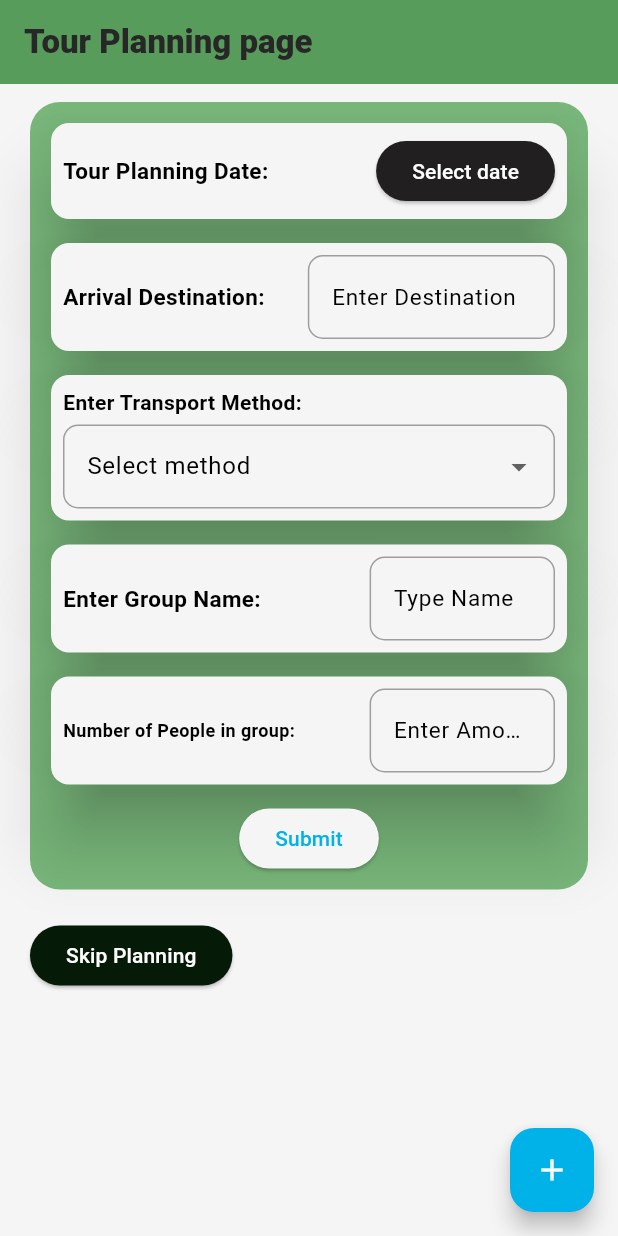
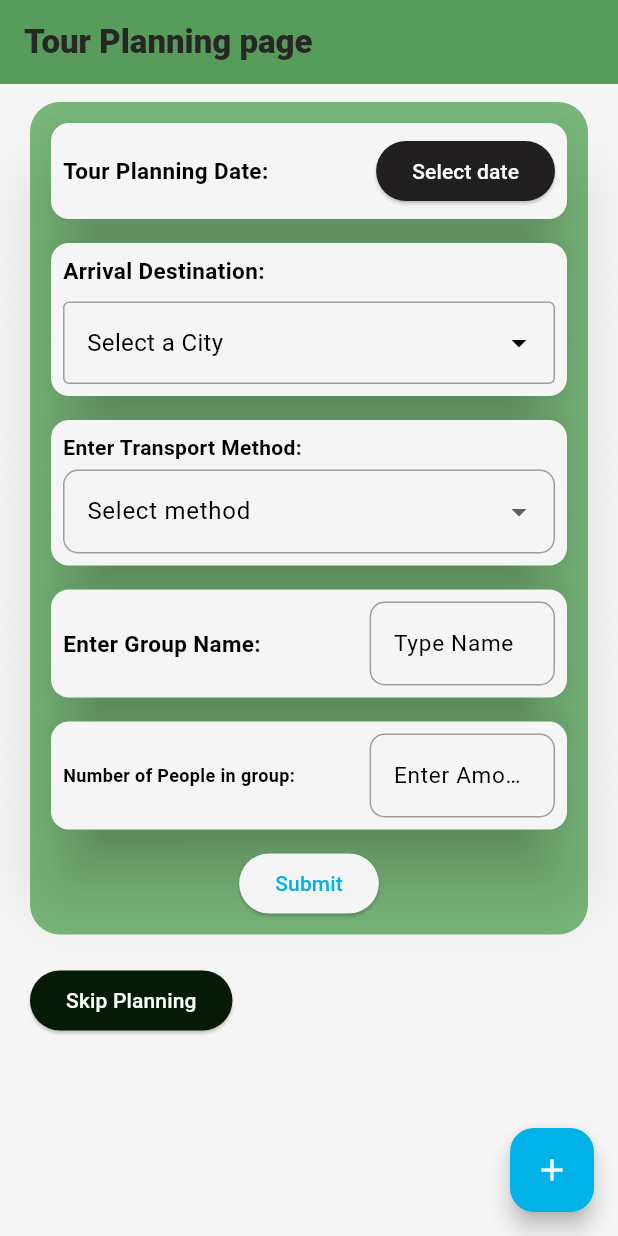
Before and after one commit to Vinuz47/TourEase, a Flutter app: the screen it shows after launch, on a phone screen of 412 x 824 dp. Run offline on Flutter 3.47's test engine with Material 3 defaults, Android fonts, the phone set to English and light mode, and no system bars; drawn by our look-alikes of auto_size_text, dropdown_search; our stand-ins replace cloud_firestore, firebase_core, fl_chart, flutter_colorpicker; missing offline and left inert: font_awesome_icon_class; accounts and stored records are empty.

Commit message:
destination list ui change

```diff
--- /dev/null
+++ b/lib/data/city_data.dart
@@ -0,0 +1,37 @@
+import 'package:data_management_project/data/city_model.dart';
+
+List<City> cities = [
+  City(name: "Colombo", longitude: 79.899994, latitude: 7.0),
+  City(name: "Mount Lavinia", longitude: 79.899994, latitude: 6.9000015),
+  City(name: "Kesbewa", longitude: 79.899994, latitude: 6.800003),
+  City(name: "Moratuwa", longitude: 79.899994, latitude: 6.800003),
+  City(name: "Maharagama", longitude: 79.899994, latitude: 6.800003),
+  City(name: "Ratnapura", longitude: 80.30002, latitude: 6.800003),
+  City(name: "Kandy", longitude: 80.600006, latitude: 7.300003),
+  City(name: "Negombo", longitude: 79.899994, latitude: 7.0999985),
+  City(
+      name: "Sri Jayewardenepura Kotte",
+      longitude: 79.899994,
+      latitude: 6.9000015),
+  City(name: "Kalmunai", longitude: 81.80002, latitude: 7.4000015),
+  City(name: "Trincomalee", longitude: 81.20001, latitude: 8.599998),
+  City(name: "Galle", longitude: 80.20001, latitude: 6.0999985),
+  City(name: "Jaffna", longitude: 80.0, latitude: 9.700005),
+  City(name: "Athurugiriya", longitude: 79.899994, latitude: 6.9000015),
+  City(name: "Weligama", longitude: 80.399994, latitude: 6.0),
+  City(name: "Matara", longitude: 80.399994, latitude: 6.0),
+  City(name: "Kolonnawa", longitude: 79.899994, latitude: 6.9000015),
+  City(name: "Gampaha", longitude: 80.0, latitude: 7.0999985),
+  City(name: "Puttalam", longitude: 79.80002, latitude: 8.0),
+  City(name: "Badulla", longitude: 81.100006, latitude: 7.0999985),
+  City(name: "Kalutara", longitude: 80.0, latitude: 6.5999985),
+  City(name: "Bentota", longitude: 80.0, latitude: 6.5),
+  City(name: "Matale", longitude: 80.600006, latitude: 7.5999985),
+  City(name: "Mannar", longitude: 80.0, latitude: 8.900002),
+  City(name: "Pothuhera", longitude: 80.30002, latitude: 7.4000015),
+  City(name: "Kurunegala", longitude: 80.399994, latitude: 7.5),
+  City(name: "Mabole", longitude: 79.899994, latitude: 7.0),
+  City(name: "Hatton", longitude: 80.600006, latitude: 6.9000015),
+  City(name: "Hambantota", longitude: 81.20001, latitude: 6.2000046),
+  City(name: "Oruwala", longitude: 80.0, latitude: 6.9000015),
+];
--- /dev/null
+++ b/lib/data/city_model.dart
@@ -0,0 +1,7 @@
+class City {
+  final String name;
+  final double longitude;
+  final double latitude;
+
+  City({required this.name, required this.longitude, required this.latitude});
+}
--- a/lib/screens/home/views/tour_planning_page.dart
+++ b/lib/screens/home/views/tour_planning_page.dart
@@ -1,7 +1,10 @@
 import 'package:auto_size_text/auto_size_text.dart';
 import 'package:cloud_firestore/cloud_firestore.dart';
+import 'package:data_management_project/data/city_data.dart';
+import 'package:data_management_project/data/city_model.dart';
 import 'package:data_management_project/screens/home/views/display_tour_planning_data.dart';
 import 'package:data_management_project/screens/home/views/main_screen.dart';
+import 'package:dropdown_search/dropdown_search.dart';
 import 'package:flutter/material.dart';
 import 'package:intl/intl.dart';
 
@@ -12,6 +15,7 @@ class TourPlanningPage extends StatefulWidget {
   State<TourPlanningPage> createState() => _TourPlanningPageState();
 }
 
+final dropDownKey = GlobalKey<DropdownSearchState<String>>();
 final _formKey = GlobalKey<FormState>();
 TextEditingController _destinationController = TextEditingController();
 TextEditingController _groupNameController = TextEditingController();
@@ -98,6 +102,14 @@ class _TourPlanningPageState extends State<TourPlanningPage> {
     }
   }
 
+  Future<List<String>> getCityList(
+      String filter, dynamic infiniteScrollProps) async {
+    return cities
+        .map((city) => city.name)
+        .where((name) => name.toLowerCase().contains(filter.toLowerCase()))
+        .toList();
+  }
+
   @override
   Widget build(BuildContext context) {
     return Scaffold(
@@ -176,14 +188,13 @@ class _TourPlanningPageState extends State<TourPlanningPage> {
                                 elevation: 20,
                                 child: Padding(
                                   padding: const EdgeInsets.all(8.0),
-                                  child: Row(
-                                    mainAxisAlignment:
-                                        MainAxisAlignment.spaceBetween,
+                                  child: Column(
+                                    mainAxisAlignment: MainAxisAlignment.start,
                                     children: [
                                       SizedBox(
                                         width:
                                             MediaQuery.of(context).size.width *
-                                                0.35,
+                                                1,
                                         child: const AutoSizeText(
                                           "Arrival Destination: ",
                                           style: TextStyle(
@@ -191,33 +202,86 @@ class _TourPlanningPageState extends State<TourPlanningPage> {
                                               fontWeight: FontWeight.w600),
                                         ),
                                       ),
+                                      const SizedBox(
+                                        height: 10,
+                                      ),
                                       SizedBox(
                                         width:
                                             MediaQuery.of(context).size.width *
-                                                0.4,
-                                        child: TextFormField(
-                                          controller: _destinationController,
-                                          keyboardType: TextInputType.name,
-                                          decoration: InputDecoration(
-                                            hintText: "Enter Destination",
-                                            hintStyle: const TextStyle(
-                                                fontSize: 15,
-                                                fontWeight: FontWeight.w400),
-                                            border: OutlineInputBorder(
-                                                borderRadius:
-                                                    BorderRadius.circular(10.0),
-                                                borderSide: const BorderSide(
-                                                  color: Colors.blue,
-                                                )),
-                                          ),
-                                          validator: (value) {
-                                            if (value == null ||
-                                                value.isEmpty) {
-                                              return 'Please enter destination';
-                                            }
-                                            return null;
-                                          },
+                                                1,
+                                        child: Column(
+                                          mainAxisAlignment:
+                                              MainAxisAlignment.center,
+                                          children: [
+                                            DropdownSearch<String>(
+                                              key: dropDownKey,
+                                              selectedItem: null,
+                                              items:
+                                                  getCityList,
+                                              onChanged: (selectedCity) {
+                                                print(
+                                                    "Selected City: $selectedCity");
+                                                    setState(() {
+                                                  _destinationController.text =
+                                                      selectedCity!;
+                                                    });
+                                              },
+                                              dropdownBuilder:
+                                                  (context, selectedItem) {
+                                                return Text(
+                                                  selectedItem ??
+                                                      "Select a City",
+                                                  style: const TextStyle(
+                                                      fontSize: 16,
+                                                      color: Colors.black),
+                                                );
+                                              },
+                                              popupProps: const PopupProps.menu(
+                                                fit: FlexFit.loose,
+                                                constraints: BoxConstraints(),
+                                                showSearchBox: true,
+                                                searchFieldProps:
+                                                    TextFieldProps(
+                                                  decoration: InputDecoration(
+                                                    labelText: "Search city",
+                                                    border:
+                                                        OutlineInputBorder(),
+                                                  ),
+                                                ),
+                                              ),
+                                              decoratorProps:
+                                                  const DropDownDecoratorProps(
+                                                decoration: InputDecoration(
+                                                  //labelText: "Select a City",
+                                                  border: OutlineInputBorder(),
+                                                ),
+                                              ),
+                                            ),
+                                          ],
                                         ),
+                                        // TextFormField(
+                                        //   controller: _destinationController,
+                                        //   keyboardType: TextInputType.name,
+                                        //   decoration: InputDecoration(
+                                        //     hintText: "Enter Destination",
+                                        //     hintStyle: const TextStyle(
+                                        //         fontSize: 15,
+                                        //         fontWeight: FontWeight.w400),
+                                        //     border: OutlineInputBorder(
+                                        //         borderRadius:
+                                        //             BorderRadius.circular(10.0),
+                                        //         borderSide: const BorderSide(
+                                        //           color: Colors.blue,
+                                        //         )),
+                                        //   ),
+                                        //   validator: (value) {
+                                        //     if (value == null ||
+                                        //         value.isEmpty) {
+                                        //       return 'Please enter destination';
+                                        //     }
+                                        //     return null;
+                                        //   },
+                                        // ),
                                       ),
                                     ],
                                   ),
--- a/pubspec.yaml
+++ b/pubspec.yaml
@@ -34,6 +34,8 @@ dependencies:
   firebase_core: ^3.6.0
   cloud_firestore: ^5.4.4
   flutter_colorpicker: ^1.0.3
+  dropdown_search: ^6.0.2
+
 
 
 
```
Also changed, not shown: pubspec.lock.
